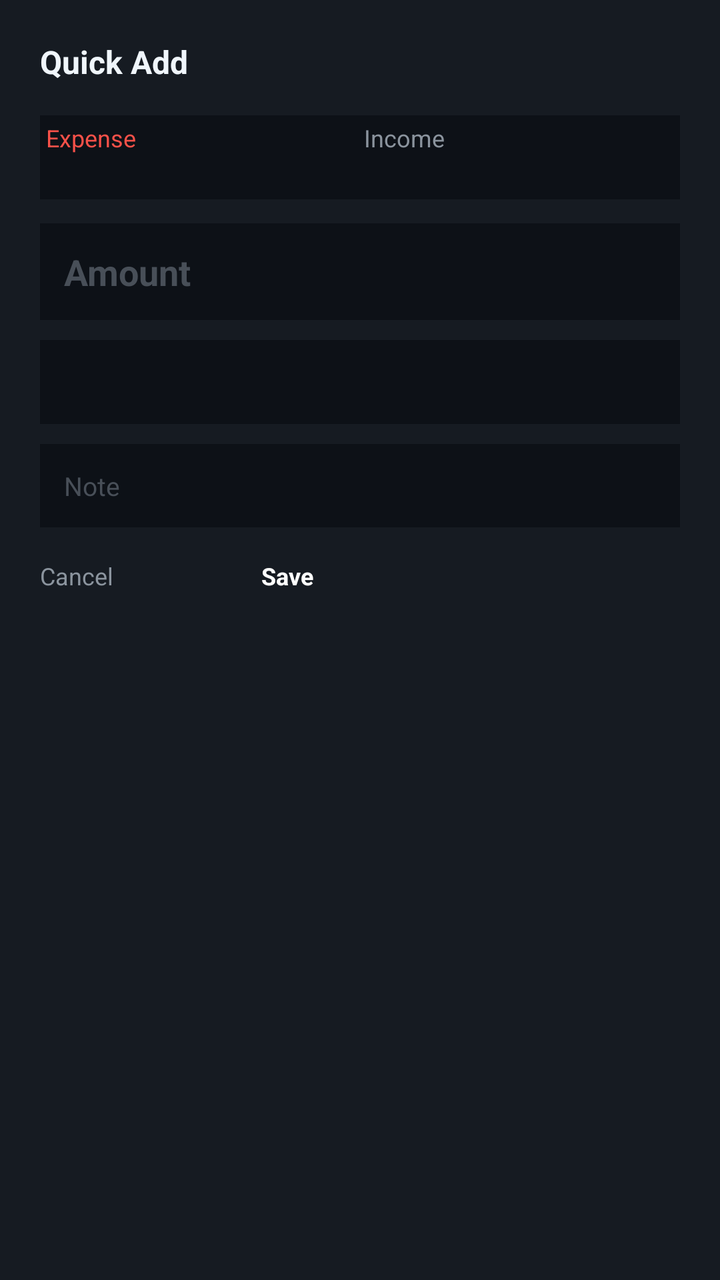
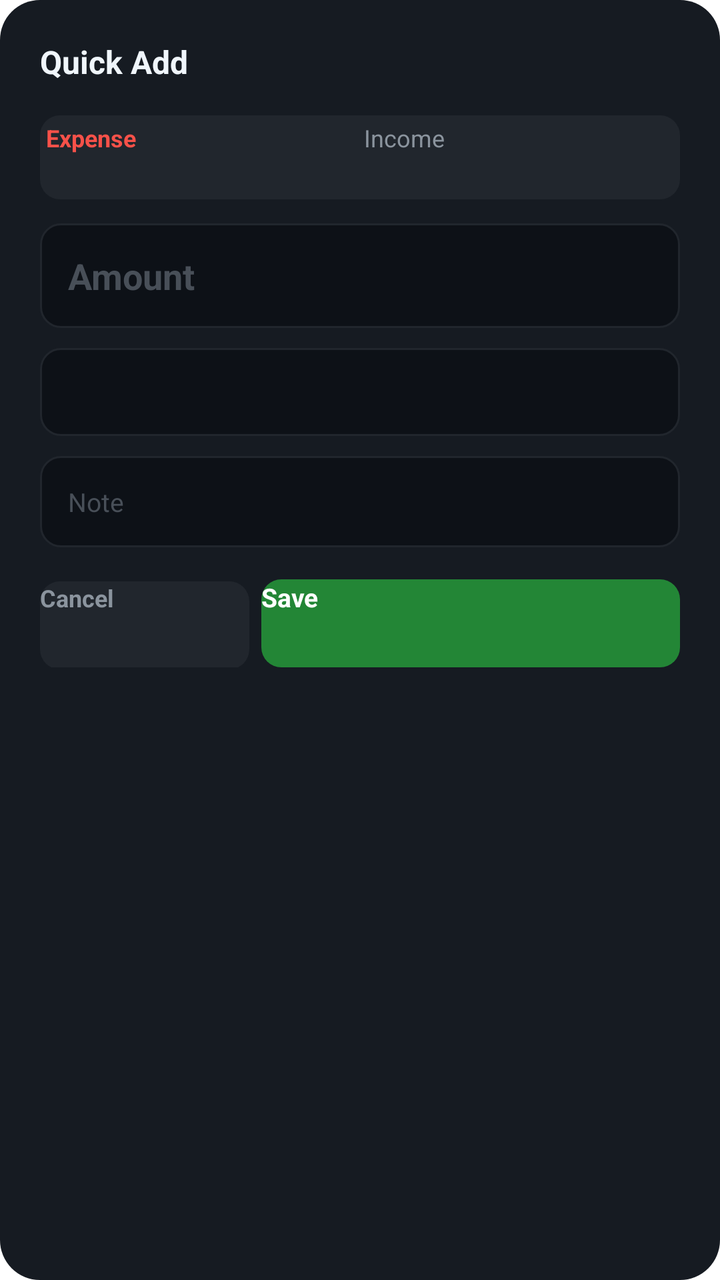

An Android layout rendered at two revisions. The XML below is the earlier revision; the diff shows what the commit changed to produce the second picture.
<!-- AndroidManifest.xml: activity theme QuickAddTheme -->
<!-- res/layout/activity_quick_add.xml -->
<?xml version="1.0" encoding="utf-8"?>
<LinearLayout xmlns:android="http://schemas.android.com/apk/res/android"
    android:layout_width="match_parent"
    android:layout_height="wrap_content"
    android:orientation="vertical"
    android:background="#161B22"
    android:padding="20dp">

    
    <TextView
        android:layout_width="match_parent"
        android:layout_height="wrap_content"
        android:text="Quick Add"
        android:textColor="#F0F6FC"
        android:textSize="16sp"
        android:textStyle="bold"
        android:layout_marginBottom="16dp" />

    
    <LinearLayout
        android:layout_width="match_parent"
        android:layout_height="wrap_content"
        android:orientation="horizontal"
        android:background="#0D1117"
        android:padding="3dp"
        android:gravity="center">

        <Button
            android:id="@+id/btn_expense"
            android:layout_width="0dp"
            android:layout_height="36dp"
            android:layout_weight="1"
            android:text="Expense"
            android:textSize="12sp"
            android:textColor="#F85149"
            android:backgroundTint="#F8514920"
            android:layout_marginEnd="2dp" />

        <Button
            android:id="@+id/btn_income"
            android:layout_width="0dp"
            android:layout_height="36dp"
            android:layout_weight="1"
            android:text="Income"
            android:textSize="12sp"
            android:textColor="#8B949E"
            android:backgroundTint="#0D1117"
            android:layout_marginStart="2dp" />
    </LinearLayout>

    
    <EditText
        android:id="@+id/edit_amount"
        android:layout_width="match_parent"
        android:layout_height="wrap_content"
        android:hint="Amount"
        android:textColor="#F0F6FC"
        android:textColorHint="#484F58"
        android:textSize="18sp"
        android:textStyle="bold"
        android:inputType="numberDecimal"
        android:background="#0D1117"
        android:padding="12dp"
        android:layout_marginTop="12dp" />

    
    <Spinner
        android:id="@+id/spinner_category"
        android:layout_width="match_parent"
        android:layout_height="42dp"
        android:background="#0D1117"
        android:padding="10dp"
        android:popupBackground="#161B22"
        android:layout_marginTop="10dp" />

    
    <EditText
        android:id="@+id/edit_note"
        android:layout_width="match_parent"
        android:layout_height="wrap_content"
        android:hint="Note"
        android:textColor="#F0F6FC"
        android:textColorHint="#484F58"
        android:textSize="13sp"
        android:inputType="text"
        android:background="#0D1117"
        android:padding="12dp"
        android:layout_marginTop="10dp" />

    
    <LinearLayout
        android:layout_width="match_parent"
        android:layout_height="wrap_content"
        android:orientation="horizontal"
        android:layout_marginTop="16dp">

        <Button
            android:id="@+id/btn_cancel"
            android:layout_width="0dp"
            android:layout_height="42dp"
            android:layout_weight="1"
            android:text="Cancel"
            android:textColor="#8B949E"
            android:textSize="12sp"
            android:backgroundTint="#21262D"
            android:layout_marginEnd="6dp" />

        <Button
            android:id="@+id/btn_save"
            android:layout_width="0dp"
            android:layout_height="42dp"
            android:layout_weight="2"
            android:text="Save"
            android:textColor="#FFFFFF"
            android:textSize="12sp"
            android:textStyle="bold"
            android:backgroundTint="#238636" />
    </LinearLayout>

</LinearLayout>
<!-- resources referenced by this layout -->
<resources>
  <style name="QuickAddTheme" parent="@android:style/Theme.DeviceDefault.Dialog">
          <item name="android:windowIsTranslucent">true</item>
          <item name="android:windowBackground">@android:color/transparent</item>
          <item name="android:backgroundDimEnabled">true</item>
          <item name="android:windowNoTitle">true</item>
          <item name="android:windowCloseOnTouchOutside">true</item>
          <item name="android:windowMinWidthMajor">90%</item>
          <item name="android:windowMinWidthMinor">90%</item>
      </style>
</resources>

<!-- the commit's change to res/layout/activity_quick_add.xml (unified diff, before → after) -->
@@ -3,7 +3,7 @@
     android:layout_width="match_parent"
     android:layout_height="wrap_content"
     android:orientation="vertical"
-    android:background="#161B22"
+    android:background="@drawable/dialog_background"
     android:padding="20dp">
 
     
@@ -21,7 +21,7 @@
         android:layout_width="match_parent"
         android:layout_height="wrap_content"
         android:orientation="horizontal"
-        android:background="#0D1117"
+        android:background="@drawable/button_secondary"
         android:padding="3dp"
         android:gravity="center">
 
@@ -33,6 +33,7 @@
             android:text="Expense"
             android:textSize="12sp"
             android:textColor="#F85149"
+            android:textStyle="bold"
             android:backgroundTint="#F8514920"
             android:layout_marginEnd="2dp" />
 
@@ -59,17 +60,20 @@
         android:textSize="18sp"
         android:textStyle="bold"
         android:inputType="numberDecimal"
-        android:background="#0D1117"
-        android:padding="12dp"
+        android:background="@drawable/input_background"
+        android:padding="14dp"
         android:layout_marginTop="12dp" />
 
     
     <Spinner
         android:id="@+id/spinner_category"
         android:layout_width="match_parent"
-        android:layout_height="42dp"
-        android:background="#0D1117"
-        android:padding="10dp"
+        android:layout_height="44dp"
+        android:background="@drawable/input_background"
+        android:paddingStart="14dp"
+        android:paddingEnd="10dp"
+        android:paddingTop="8dp"
+        android:paddingBottom="8dp"
         android:popupBackground="#161B22"
         android:layout_marginTop="10dp" />
 
@@ -83,8 +87,8 @@
         android:textColorHint="#484F58"
         android:textSize="13sp"
         android:inputType="text"
-        android:background="#0D1117"
-        android:padding="12dp"
+        android:background="@drawable/input_background"
+        android:padding="14dp"
         android:layout_marginTop="10dp" />
 
     
@@ -97,24 +101,27 @@
         <Button
             android:id="@+id/btn_cancel"
             android:layout_width="0dp"
-            android:layout_height="42dp"
+            android:layout_height="44dp"
             android:layout_weight="1"
             android:text="Cancel"
             android:textColor="#8B949E"
             android:textSize="12sp"
-            android:backgroundTint="#21262D"
+            android:textStyle="bold"
+            android:background="@drawable/button_secondary"
+            android:backgroundTint="@null"
             android:layout_marginEnd="6dp" />
 
         <Button
             android:id="@+id/btn_save"
             android:layout_width="0dp"
-            android:layout_height="42dp"
+            android:layout_height="44dp"
             android:layout_weight="2"
             android:text="Save"
             android:textColor="#FFFFFF"
-            android:textSize="12sp"
+            android:textSize="13sp"
             android:textStyle="bold"
-            android:backgroundTint="#238636" />
+            android:background="@drawable/button_primary"
+            android:backgroundTint="@null" />
     </LinearLayout>
 
 </LinearLayout>
<!-- resource entries referenced after the edit -->
@@ -1,5 +1,34 @@
 <!-- resources referenced by this layout -->
 <resources>
+  <!-- drawable button_primary (drawable) -->
+  <?xml version="1.0" encoding="utf-8"?>
+  <shape xmlns:android="http://schemas.android.com/apk/res/android"
+      android:shape="rectangle">
+      <solid android:color="#238636" />
+      <corners android:radius="10dp" />
+  </shape>
+  <!-- drawable button_secondary (drawable) -->
+  <?xml version="1.0" encoding="utf-8"?>
+  <shape xmlns:android="http://schemas.android.com/apk/res/android"
+      android:shape="rectangle">
+      <solid android:color="#21262D" />
+      <corners android:radius="10dp" />
+  </shape>
+  <!-- drawable dialog_background (drawable) -->
+  <?xml version="1.0" encoding="utf-8"?>
+  <shape xmlns:android="http://schemas.android.com/apk/res/android"
+      android:shape="rectangle">
+      <solid android:color="#161B22" />
+      <corners android:radius="20dp" />
+  </shape>
+  <!-- drawable input_background (drawable) -->
+  <?xml version="1.0" encoding="utf-8"?>
+  <shape xmlns:android="http://schemas.android.com/apk/res/android"
+      android:shape="rectangle">
+      <solid android:color="#0D1117" />
+      <corners android:radius="10dp" />
+      <stroke android:width="1dp" android:color="#21262D" />
+  </shape>
   <style name="QuickAddTheme" parent="@android:style/Theme.DeviceDefault.Dialog">
           <item name="android:windowIsTranslucent">true</item>
           <item name="android:windowBackground">@android:color/transparent</item>
